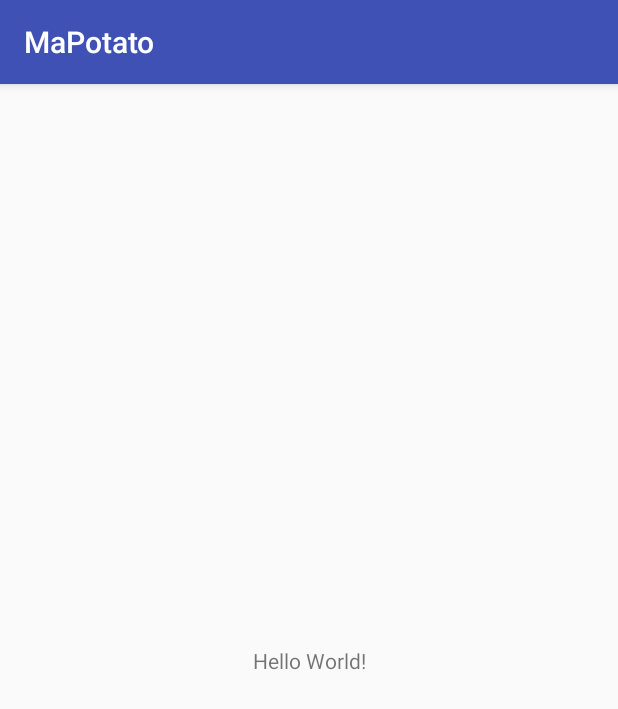
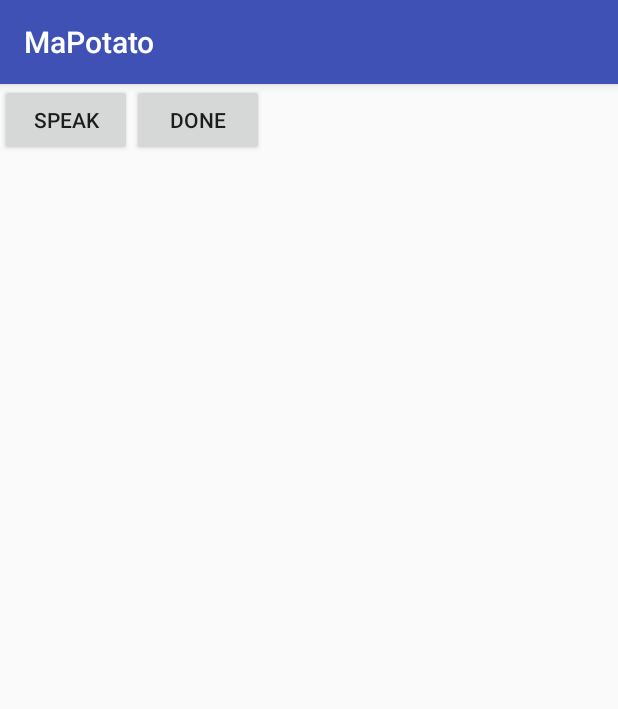
Before and after one commit to silverAndroid/MaPotato, an Android app: the screen it shows after launch (MainActivity), on a phone screen of 412 x 824 dp. Shown: the top 709 px of the screen. Run offline under Robolectric (Android 15) with nearby library versions, the light colour scheme and no system bars; libraries missing offline, so code that uses them is left out: permissions.dispatcher; 1 statement that could not run was skipped.

Commit message:
Implemented speech to text conversion

```diff
--- a/app/src/main/AndroidManifest.xml
+++ b/app/src/main/AndroidManifest.xml
@@ -2,6 +2,7 @@
 <manifest xmlns:android="http://schemas.android.com/apk/res/android"
     package="krsoftware.mapotato">
 
+    <uses-permission android:name="android.permission.RECORD_AUDIO" />
     <application
         android:allowBackup="true"
         android:icon="@mipmap/ic_launcher"
--- a/app/src/main/java/krsoftware/mapotato/MainActivity.kt
+++ b/app/src/main/java/krsoftware/mapotato/MainActivity.kt
@@ -1,12 +1,46 @@
 package krsoftware.mapotato
 
+import android.Manifest
+import android.content.Intent
 import android.support.v7.app.AppCompatActivity
 import android.os.Bundle
+import android.speech.RecognizerIntent
+import android.speech.SpeechRecognizer
+import kotlinx.android.synthetic.main.activity_main.*
+import permissions.dispatcher.NeedsPermission
+import permissions.dispatcher.RuntimePermissions
 
+@RuntimePermissions
 class MainActivity : AppCompatActivity() {
+
+    private val MY_PERMISSIONS_RECORD_AUDIO = 1
 
     override fun onCreate(savedInstanceState: Bundle?) {
         super.onCreate(savedInstanceState)
         setContentView(R.layout.activity_main)
+
+        requestSpeechPermissionWithPermissionCheck()
+
+        val speechRecognizer : SpeechRecognizer  = SpeechRecognizer.createSpeechRecognizer(this.applicationContext)
+        speechRecognizer.setRecognitionListener(SearchRecognitionListener())
+
+        val speechIntent : Intent = Intent(RecognizerIntent.ACTION_RECOGNIZE_SPEECH)
+        speechIntent.putExtra(RecognizerIntent.EXTRA_LANGUAGE_MODEL, RecognizerIntent.LANGUAGE_MODEL_FREE_FORM)
+        speechIntent.putExtra(RecognizerIntent.EXTRA_LANGUAGE_PREFERENCE, "en")
+        this.speech_button.setOnClickListener {
+            speechRecognizer.startListening(speechIntent)
+        }
+
+        this.speech_done.setOnClickListener {
+            speechRecognizer.stopListening()
+        }
     }
+
+    @NeedsPermission(Manifest.permission.RECORD_AUDIO)
+    fun requestSpeechPermission() {
+
+    }
+
+
+
 }
--- a/app/src/main/res/layout/activity_main.xml
+++ b/app/src/main/res/layout/activity_main.xml
@@ -1,18 +1,18 @@
 <?xml version="1.0" encoding="utf-8"?>
-<android.support.constraint.ConstraintLayout xmlns:android="http://schemas.android.com/apk/res/android"
-    xmlns:app="http://schemas.android.com/apk/res-auto"
-    xmlns:tools="http://schemas.android.com/tools"
-    android:layout_width="match_parent"
+<LinearLayout
     android:layout_height="match_parent"
-    tools:context="krsoftware.mapotato.MainActivity">
+    xmlns:android="http://schemas.android.com/apk/res/android"
+    android:layout_width="match_parent">
 
-    <TextView
+    <Button
+        android:id="@+id/speech_button"
         android:layout_width="wrap_content"
         android:layout_height="wrap_content"
-        android:text="Hello World!"
-        app:layout_constraintBottom_toBottomOf="parent"
-        app:layout_constraintLeft_toLeftOf="parent"
-        app:layout_constraintRight_toRightOf="parent"
-        app:layout_constraintTop_toTopOf="parent" />
+        android:text="Speak"/>
 
-</android.support.constraint.ConstraintLayout>
+    <Button
+        android:id="@+id/speech_done"
+        android:layout_width="wrap_content"
+        android:layout_height="wrap_content"
+        android:text="Done"/>
+</LinearLayout>
--- a/build.gradle
+++ b/build.gradle
@@ -2,6 +2,7 @@
 
 buildscript {
     ext.kotlin_version = '1.1.50'
+    ext.permission_dispatcher_version='3.0.1'
     repositories {
         google()
         jcenter()
```
Also changed, not shown: app/build.gradle (+12 -0 lines), app/src/main/java/krsoftware/mapotato/SearchRecognitionListener.kt (added, +49 -0 lines).
